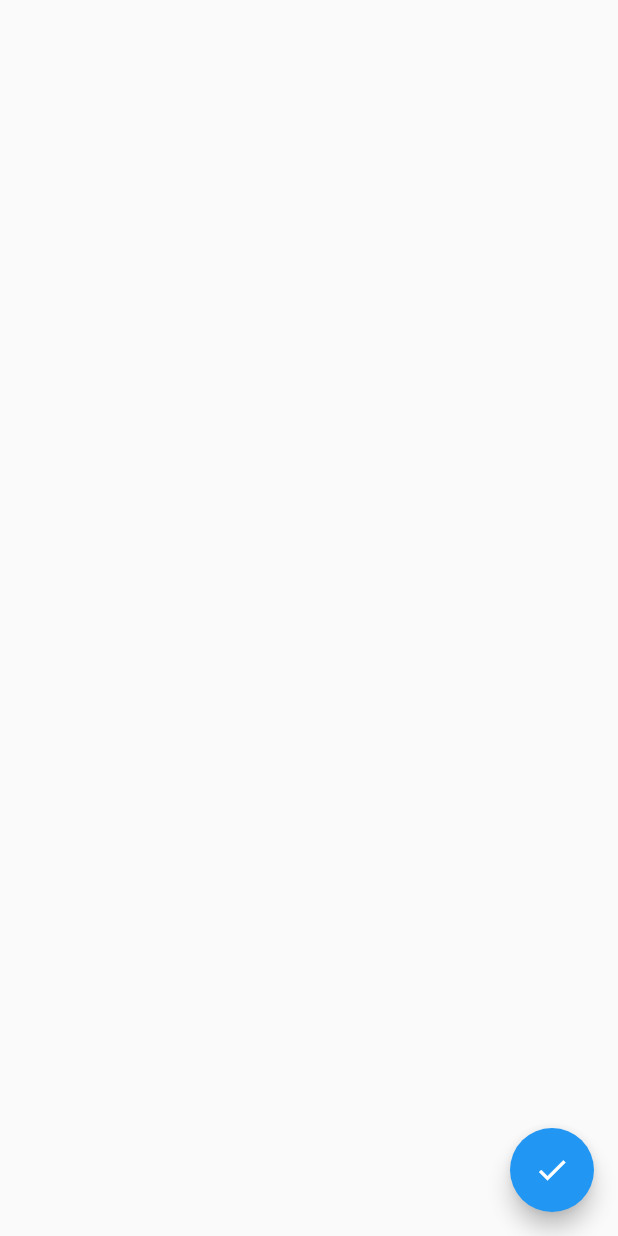
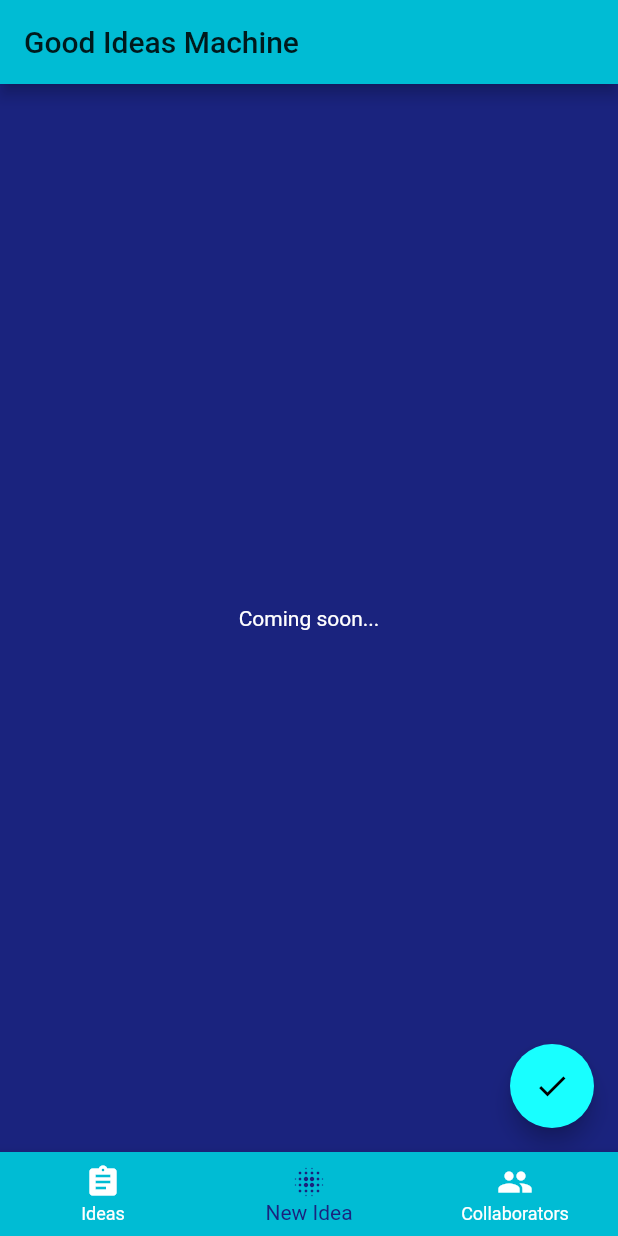
Before and after one commit to Tiger-Cross/Good-Ideas-Machine, a Flutter app: the screen it shows after launch, on a phone screen of 412 x 824 dp. Run offline on Flutter 3.47's test engine with Material 2 defaults, Android fonts, the phone set to English and light mode, and no system bars.

Commit message:
Implement main theme.

```diff
--- a/good_ideas_machine/lib/main.dart
+++ b/good_ideas_machine/lib/main.dart
@@ -7,12 +7,43 @@ void main() => runApp(GoodIdeasMachine());
 class GoodIdeasMachine extends StatelessWidget {
   @override
   Widget build(BuildContext context) {
+
+    var title = 'Good Ideas Machine';
+
     return MaterialApp(
-      title: 'Good Ideas Machine',
+      title: title,
       theme: ThemeData(
-        primarySwatch: Colors.blue,
+        brightness: Brightness.dark,
+        primaryColor: Colors.cyan,
+        accentColor: Colors.cyanAccent,
+        scaffoldBackgroundColor: Colors.indigo[900],
       ),
-      home: NewIdeaPage(),
+      home: Scaffold(
+        appBar: AppBar(
+          title: Text(title),
+        ),
+        body: NewIdeaPage(),
+        bottomNavigationBar: BottomNavigationBar(
+          backgroundColor: Colors.cyan,
+          selectedItemColor: Colors.indigo[900],
+          unselectedItemColor: Colors.white,
+          currentIndex: 1, // this will be set when a new tab is tapped
+          items: [
+            BottomNavigationBarItem(
+              icon: new Icon(Icons.assignment),
+              title: new Text('Ideas'),
+            ),
+            BottomNavigationBarItem(
+              icon: new Icon(Icons.blur_on),
+              title: new Text('New Idea'),
+            ),
+            BottomNavigationBarItem(
+                icon: Icon(Icons.group),
+                title: Text('Collaborators')
+            )
+          ],
+        ),
+      ),
     );
   }
 }
--- a/good_ideas_machine/lib/newidea.dart
+++ b/good_ideas_machine/lib/newidea.dart
@@ -1,12 +1,13 @@
 import 'package:flutter/material.dart';
 
 class NewIdeaPage extends StatefulWidget {
+
   @override
   _NewIdeaPageState createState() => _NewIdeaPageState();
-
 }
 
 class _NewIdeaPageState extends State<NewIdeaPage> {
+
   @override
   Widget build(BuildContext context) {
     return Scaffold(
@@ -14,6 +15,7 @@ class _NewIdeaPageState extends State<NewIdeaPage> {
         child: Column(
           mainAxisAlignment: MainAxisAlignment.center,
           children: <Widget>[
+            Text("Coming soon...")
           ],
         ),
       ),
@@ -21,7 +23,7 @@ class _NewIdeaPageState extends State<NewIdeaPage> {
         onPressed: null,
         tooltip: 'Record Idea',
         child: Icon(Icons.check),
-      ), // This trailing comma makes auto-formatting nicer for build methods.
+      ),
     );
   }
 }
```
